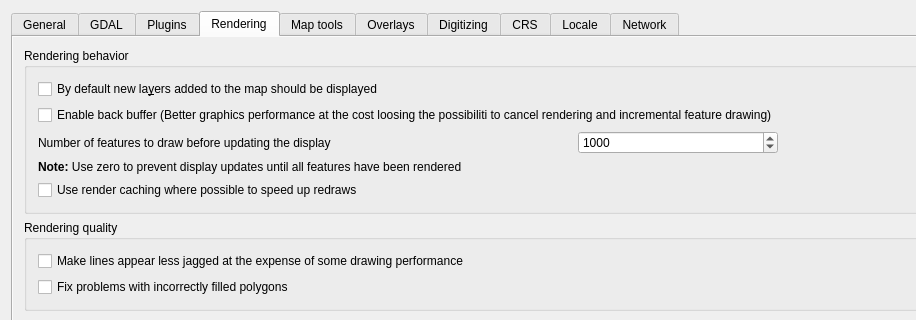
Above: src/ui/qgsoptionsbase.ui from qgis/QGIS before the change; both pictures show x 0 to 916 and y 0 to 320 of the 1107 by 843 pixel window. Below: the same form after it.
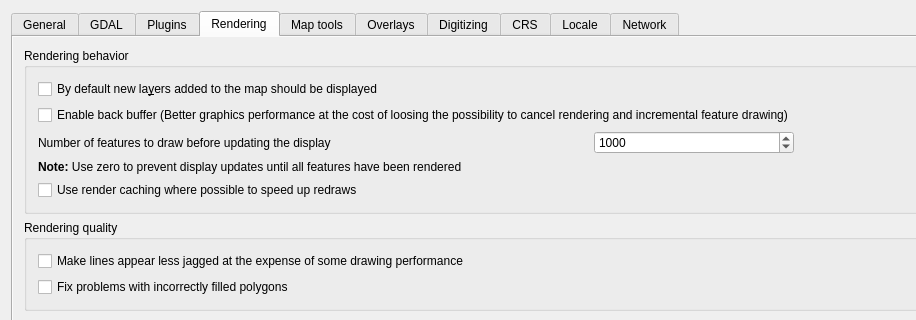
That is the form after the change. Icons and pictures are not drawn. Custom widgets are drawn as their Qt base class.

Commit message: Enable backbuffering / incremental drawing features only on supported platforms Correct typo

Patch:
```diff
--- a/src/ui/qgsoptionsbase.ui
+++ b/src/ui/qgsoptionsbase.ui
@@ -977,7 +977,7 @@
               <item row="2" column="0">
                <widget class="QCheckBox" name="chkEnableBackbuffer">
                 <property name="text">
-                 <string>Enable back buffer (Better graphics performance at the cost loosing the possibiliti to cancel rendering and incremental feature drawing)</string>
+                 <string>Enable back buffer (Better graphics performance at the cost of loosing the possibility to cancel rendering and incremental feature drawing)</string>
                 </property>
                </widget>
               </item>
```
The commit also changes 4 other files.
